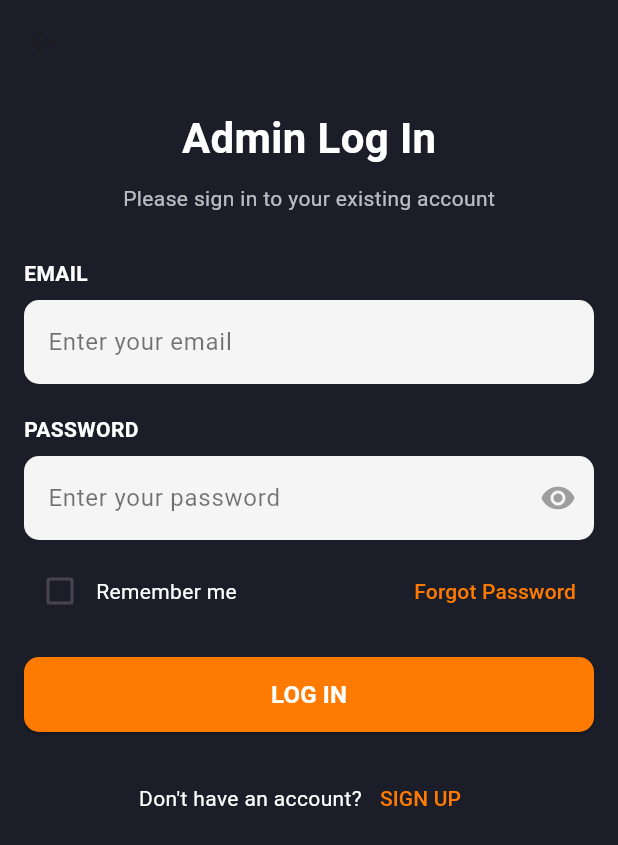
After one commit to dms2004/safeWatch, a Flutter app: the screen it shows after launch, after a tap on "Login as Administrator", on a phone screen of 412 x 824 dp. The commit adds this screen. Shown: the top 845 px of the screen. Run offline on Flutter 3.47's test engine with Material 3 defaults, Android fonts, the phone set to English and light mode, and no system bars; our stand-ins replace sqflite; accounts and stored records are empty.

Commit message:
Authority_interface_created

```diff
--- /dev/null
+++ b/lib/Screens/AuthorityLogin.dart
@@ -0,0 +1,232 @@
+import 'package:flutter/material.dart';
+import 'SubScreens/SubScreensRequest/AuthorityRequestList.dart';
+
+
+class Authorityloginscreen extends StatefulWidget {
+  const Authorityloginscreen({super.key});
+
+  @override
+  State<Authorityloginscreen> createState() => _LoginscreenState();
+}
+
+class _LoginscreenState extends State<Authorityloginscreen> {
+  bool _isRememberMeChecked = false;
+  bool _obscurePassword = true;
+
+  final TextEditingController _emailController = TextEditingController();
+  final TextEditingController _passwordController = TextEditingController();
+
+  @override
+  void dispose() {
+    _emailController.dispose();
+    _passwordController.dispose();
+    super.dispose();
+  }
+
+  //
+
+  @override
+  Widget build(BuildContext context) {
+    return Scaffold(
+      appBar: AppBar(
+        backgroundColor: const Color(0xFF1B1D28),
+      ),
+      backgroundColor: const Color(0xFF1B1D28),
+      body: SafeArea(
+        child: SingleChildScrollView(
+            child: Padding(
+              padding: const EdgeInsets.all(16.0),
+              child: Column(
+                mainAxisAlignment: MainAxisAlignment.center,
+                children: [
+
+                  const Center(
+                  child: Text(
+                    'Admin Log In',
+                    style: TextStyle(
+                      color: Colors.white,
+                      fontSize: 28,
+                      fontWeight: FontWeight.bold,
+                    ),
+                  ),
+                  ),
+                  const SizedBox(height: 10),
+                  const Center(
+                    child: Text(
+                      'Please sign in to your existing account',
+                      style: TextStyle(
+                        color: Colors.white70,
+                        fontSize: 14,
+                      ),
+                    ),
+                  ),
+                  const SizedBox(height: 30),
+
+                  Center(
+                    child: _buildTextField(
+                      label: 'EMAIL',
+                      hint: 'Enter your email',
+                      controller: _emailController,
+                      obscureText: false,
+                    ),
+                  ),
+                  const SizedBox(height: 20),
+
+                  Center(
+                    child: _buildTextField(
+                      label: 'PASSWORD',
+                      hint: 'Enter your password',
+                      controller: _passwordController,
+                      obscureText: _obscurePassword,
+                      suffixIcon: IconButton(
+                        icon: Icon(
+                          _obscurePassword ? Icons.visibility : Icons.visibility_off,
+                          color: Colors.grey,
+                        ),
+                        onPressed: () {
+                          setState(() {
+                            _obscurePassword = !_obscurePassword;
+                          });
+                        },
+                      ),
+                    ),
+                  ),
+
+                  const SizedBox(height: 10),
+
+                  Center(
+                    child: Row(
+                      mainAxisAlignment: MainAxisAlignment.spaceBetween,
+                      children: [
+                        Row(
+                          children: [
+                            Checkbox(
+                              value: _isRememberMeChecked,
+                              activeColor: const Color(0xFFFF7A00),
+                              onChanged: (value) {
+                                setState(() {
+                                  _isRememberMeChecked = value!;
+                                });
+                              },
+                            ),
+                            const Text(
+                              'Remember me',
+                              style: TextStyle(
+                                color: Colors.white,
+                              ),
+                            ),
+                          ],
+                        ),
+                        TextButton(
+                          onPressed: () {
+                            // Forgot password functionality here
+                          },
+                          child: const Text(
+                            'Forgot Password',
+                            style: TextStyle(
+                              color: Color(0xFFFF7A00),
+                            ),
+                          ),
+                        ),
+                      ],
+                    ),
+                  ),
+
+                  const SizedBox(height: 20),
+
+                  Center(
+                    child: ElevatedButton(
+                      onPressed: (){
+                        Navigator.push(
+                      context,
+                      MaterialPageRoute(builder: (context) => const AuthorityRequestsScreen()),
+                    );
+
+                      },
+                      style: ElevatedButton.styleFrom(
+                        backgroundColor: const Color(0xFFFF7A00),
+                        minimumSize: const Size(double.infinity, 50),
+                        shape: RoundedRectangleBorder(
+                          borderRadius: BorderRadius.circular(10),
+                        ),
+                      ),
+                      child: const Text(
+                        'LOG IN',
+                        style: TextStyle(
+                          color: Colors.white,
+                          fontWeight: FontWeight.bold,
+                          fontSize: 16,
+                        ),
+                      ),
+                    ),
+                  ),
+
+                  const SizedBox(height: 20),
+
+                  Center(
+                    child: Row(
+                      mainAxisAlignment: MainAxisAlignment.center,
+                      children: [
+                        const Text(
+                          "Don't have an account?",
+                          style: TextStyle(color: Colors.white),
+                        ),
+                        TextButton(
+                          onPressed: () {
+                          },
+                          child: const Text(
+                            'SIGN UP',
+                            style: TextStyle(
+                              color: Color(0xFFFF7A00),
+                            ),
+                          ),
+                        ),
+                      ],
+                    ),
+                  ),
+                ],
+              ),
+            ),
+        ),
+      ),
+    );
+  }
+
+  Widget _buildTextField({
+    required String label,
+    required String hint,
+    required TextEditingController controller,
+    bool obscureText = false,
+    Widget? suffixIcon,
+  }) {
+    return Column(
+      crossAxisAlignment: CrossAxisAlignment.start,
+      children: [
+        Text(
+          label,
+          style: const TextStyle(
+            color: Colors.white,
+            fontSize: 14,
+            fontWeight: FontWeight.bold,
+          ),
+        ),
+        const SizedBox(height: 8),
+        TextField(
+          controller: controller,
+          obscureText: obscureText,
+          decoration: InputDecoration(
+            hintText: hint,
+            hintStyle: const TextStyle(color: Colors.black54),
+            filled: true,
+            fillColor: const Color(0xFFF5F5F5),
+            border: OutlineInputBorder(
+              borderRadius: BorderRadius.circular(10),
+              borderSide: BorderSide.none,
+            ),
+            suffixIcon: suffixIcon,
+          ),
+        ),
+      ],
+    );
+  }
+}
--- a/lib/Screens/LogInScreen.dart
+++ b/lib/Screens/LogInScreen.dart
@@ -4,6 +4,7 @@ import 'SignupDatabase.dart';
 import 'SignUpScreen.dart';
 import 'package:crypto/crypto.dart'; // For hashing
 import 'dart:convert'; // For utf8.encode
+import 'AuthorityLogin.dart';
 
 class Loginscreen extends StatefulWidget {
   const Loginscreen({super.key});
@@ -220,6 +221,26 @@ class _LoginscreenState extends State<Loginscreen> {
                       ),
                     ],
                   ),
+                  Row(
+                    mainAxisAlignment: MainAxisAlignment.center,
+                    children: [
+                      TextButton(
+                        onPressed: () {
+                          // Navigate to Sign Up Page
+                          Navigator.push(
+                            context,
+                            MaterialPageRoute(builder: (context) => const Authorityloginscreen()),
+                          );
+                        },
+                        child: const Text(
+                          'Login as Administrator',
+                          style: TextStyle(
+                            color: Colors.white,
+                          ),
+                        ),
+                      ),
+                    ],
+                  ),
                 ],
               ),
             ),
--- a/lib/Screens/SubScreens/SubScreensRequest/Authority.dart
+++ b/lib/Screens/SubScreens/SubScreensRequest/Authority.dart
@@ -1,7 +1,6 @@
 import 'package:flutter/material.dart';
 import 'AuthorityRequestDatabase.dart'; // Import the SQLite helper class
 import 'package:intl/intl.dart'; // Import for date formatting
-import 'AuthorityRequestList.dart';
 
 class Authority extends StatefulWidget {
   const Authority({super.key});
@@ -108,24 +107,6 @@ class _MyAuthorityState extends State<Authority> {
                   ),
                 ),
                 child: const Text('SUBMIT', style: TextStyle(color: Colors.white, fontWeight: FontWeight.bold, fontSize: 14)),
-              ),
-              const SizedBox(height: 24),
-              ElevatedButton(
-                onPressed: (){
-                  Navigator.push(
-                    context,
-                    MaterialPageRoute(builder: (context) => const AuthorityRequestsScreen()),
-                  );
-
-                },
-                style: ElevatedButton.styleFrom(
-                  backgroundColor: const Color(0xFFFF7A00), // Submit button color
-                  minimumSize: const Size(double.infinity, 64), // Button size
-                  shape: RoundedRectangleBorder(
-                    borderRadius: BorderRadius.circular(10),
-                  ),
-                ),
-                child: const Text('GOTO', style: TextStyle(color: Colors.white, fontWeight: FontWeight.bold, fontSize: 14)),
               ),
             ],
           ),
```
